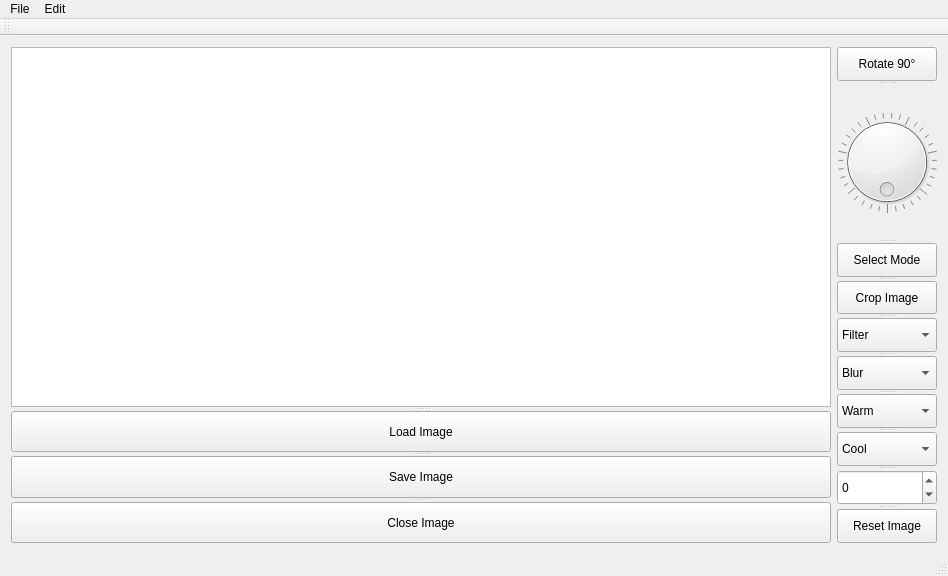
Old version of the form image.ui in the repository brettalcox/ImageViewer.
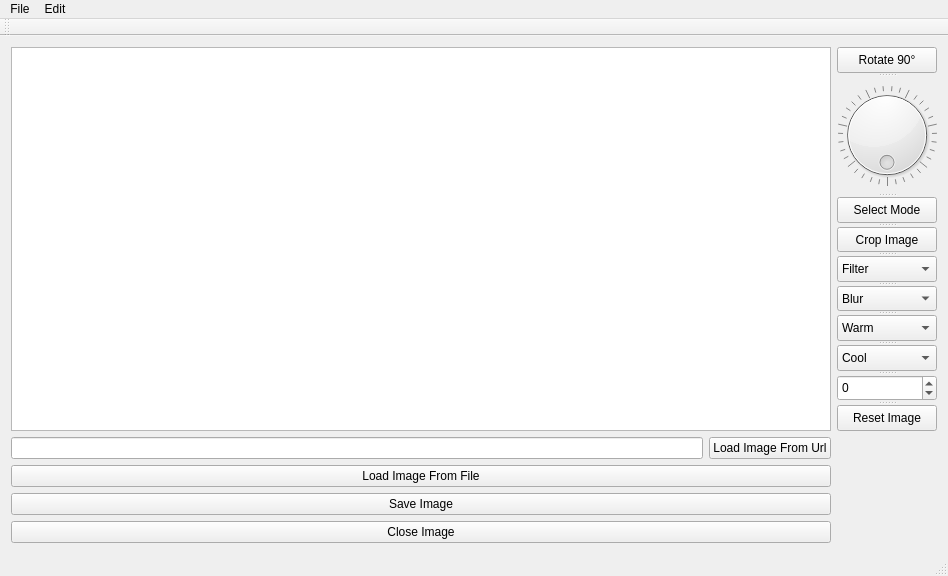
New version of the form.

Patch:
```diff
--- a/image.ui
+++ b/image.ui
@@ -15,11 +15,7 @@
   </property>
   <widget class="QWidget" name="centralWidget">
    <layout class="QGridLayout" name="gridLayout">
-    <item row="0" column="0">
-     <widget class="QSplitter" name="splitter_2">
-      <property name="orientation">
-       <enum>Qt::Vertical</enum>
-      </property>
+    <item row="0" column="0" colspan="2">
       <widget class="QGraphicsView" name="graphicsView">
        <property name="verticalScrollBarPolicy">
         <enum>Qt::ScrollBarAlwaysOff</enum>
@@ -54,24 +50,8 @@
         <enum>Qt::IntersectsItemShape</enum>
        </property>
       </widget>
-      <widget class="QPushButton" name="loadButton">
-       <property name="text">
-        <string>Load Image</string>
-       </property>
-      </widget>
-      <widget class="QPushButton" name="saveButton">
-       <property name="text">
-        <string>Save Image</string>
-       </property>
-      </widget>
-      <widget class="QPushButton" name="closeButton">
-       <property name="text">
-        <string>Close Image</string>
-       </property>
-      </widget>
-     </widget>
     </item>
-    <item row="0" column="1">
+    <item row="0" column="2">
      <widget class="QSplitter" name="splitter">
       <property name="sizePolicy">
        <sizepolicy hsizetype="Fixed" vsizetype="Expanding">
@@ -371,6 +351,37 @@
       </widget>
      </widget>
     </item>
+    <item row="1" column="0">
+     <widget class="QLineEdit" name="urlLine"/>
+    </item>
+    <item row="1" column="1">
+     <widget class="QPushButton" name="loadUrl">
+      <property name="text">
+       <string>Load Image From Url</string>
+      </property>
+     </widget>
+    </item>
+    <item row="2" column="0" colspan="2">
+     <widget class="QPushButton" name="loadButton">
+      <property name="text">
+       <string>Load Image From File</string>
+      </property>
+     </widget>
+    </item>
+    <item row="3" column="0" colspan="2">
+     <widget class="QPushButton" name="saveButton">
+      <property name="text">
+       <string>Save Image</string>
+      </property>
+     </widget>
+    </item>
+    <item row="4" column="0" colspan="2">
+     <widget class="QPushButton" name="closeButton">
+      <property name="text">
+       <string>Close Image</string>
+      </property>
+     </widget>
+    </item>
    </layout>
   </widget>
   <widget class="QMenuBar" name="menuBar">
```
Lines whose indentation alone changed are shown as unchanged.
